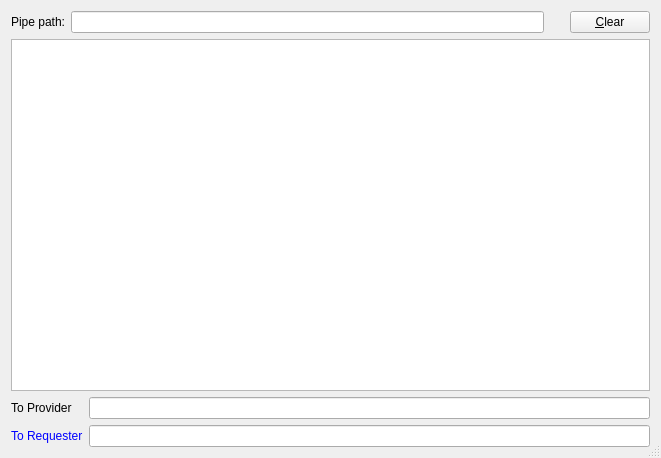
Above: src/TermWindow.ui from micwik/ArnBrowser before the change. Below: the same form after it.
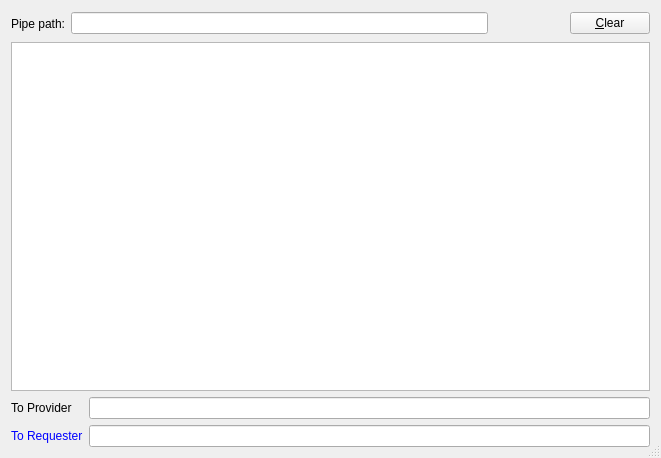
That is the form after the change.

Commit message: Term window: Added row counter. Settings: Added max rows option.

Patch:
```diff
--- a/src/TermWindow.ui
+++ b/src/TermWindow.ui
@@ -51,6 +51,25 @@
        </property>
       </spacer>
      </item>
+     <item>
+      <widget class="QLabel" name="rowsLabel">
+       <property name="sizePolicy">
+        <sizepolicy hsizetype="Minimum" vsizetype="Fixed">
+         <horstretch>0</horstretch>
+         <verstretch>0</verstretch>
+        </sizepolicy>
+       </property>
+       <property name="minimumSize">
+        <size>
+         <width>50</width>
+         <height>25</height>
+        </size>
+       </property>
+       <property name="text">
+        <string/>
+       </property>
+      </widget>
+     </item>
      <item>
       <widget class="QPushButton" name="clearButton">
        <property name="focusPolicy">
```
The commit also changes 7 other files.
